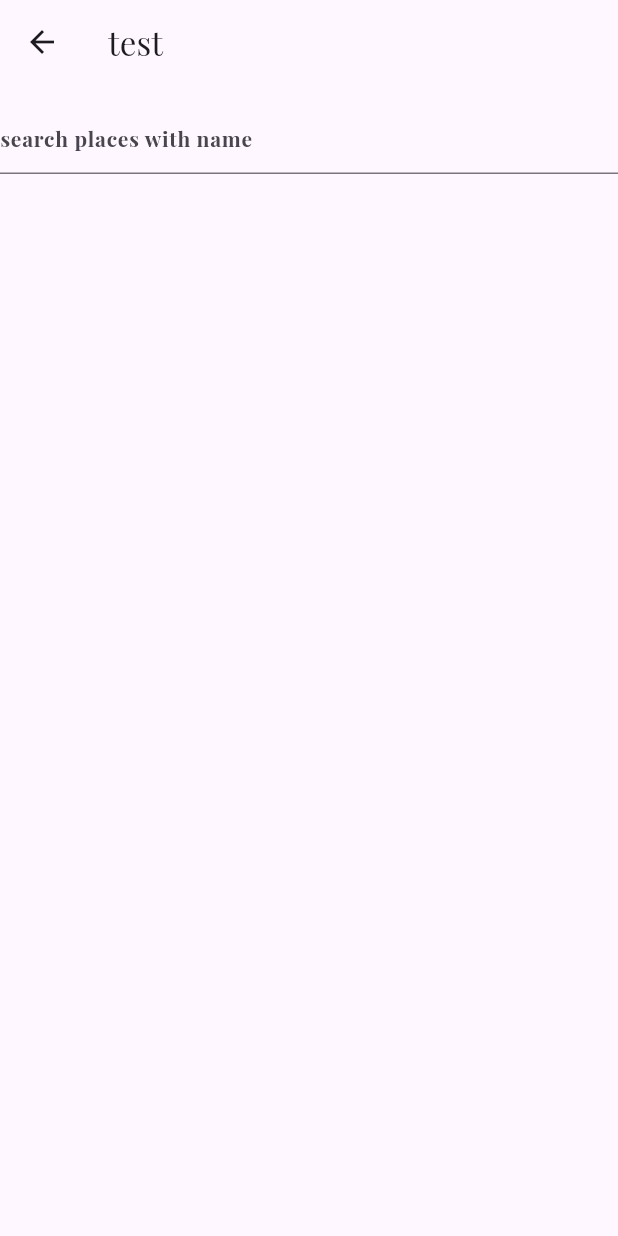
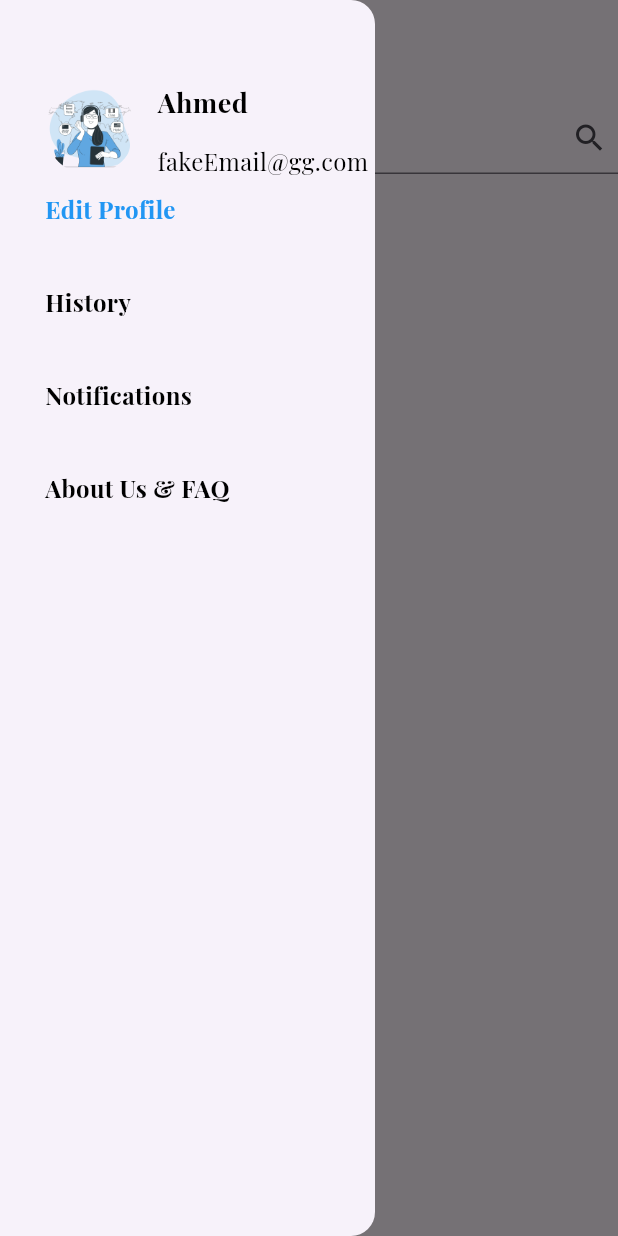
Before and after one commit to BaraaSawafta141/GP1, a Flutter app: the test screen opened directly, with the side drawer open (before the commit the screen has no drawer), on a phone screen of 412 x 824 dp. Run offline on Flutter 3.47's test engine with Material 3 defaults, Android fonts, the light colour scheme and no system bars; our stand-ins replace connectivity_plus, dartz, dropdown_search, flutter_otp_text_field, geocoding, get and 5 more; accounts and stored records are empty; project files that could hold a hidden picture were left out.

Commit message:
Adding the drawer to the map (initial)

```diff
--- a/lib/test.dart
+++ b/lib/test.dart
@@ -3,6 +3,7 @@ import 'dart:convert';
 
 import 'package:ecommercebig/core/constant/imageasset.dart';
 import 'package:ecommercebig/core/functions/checkinternet.dart';
+import 'package:ecommercebig/view/screen/drawer.dart';
 import 'package:flutter/material.dart';
 import 'package:flutter_otp_text_field/flutter_otp_text_field.dart';
 import 'package:geocoding/geocoding.dart';
@@ -35,7 +36,7 @@ class _nameState extends State<test> {
 //till here to check internet and there is nother page called checkinternet.dart
 
   TextEditingController _controller = TextEditingController();
-  var uuid = Uuid();
+  var uuid = const Uuid();
   String _sessionToken = '122344';
   List<dynamic> _placesList = [];
 
@@ -82,16 +83,27 @@ class _nameState extends State<test> {
   @override
   Widget build(BuildContext context) {
     return Scaffold(
+      drawer:  const CustomDrawer(),
       appBar: AppBar(
-        title: Text("test"),
+        title: const Text("test"),
       ),
       body: Padding(
-        padding: EdgeInsets.symmetric(vertical: 12),
+        padding: const EdgeInsets.symmetric(vertical: 12),
         child: Column(
           children: [
             TextFormField(
+
               controller: _controller,
-              decoration: InputDecoration(hintText: 'search places with name'),
+              decoration: const InputDecoration(hintText: 'search places with name',
+                   suffixIcon: Padding(
+                    padding: EdgeInsets.only(left: 10),
+                    child: Icon(
+                      Icons.search,
+                    ),
+
+                  ),
+              ),
+
             ),
             Expanded(
                 child: ListView.builder(
--- /dev/null
+++ b/lib/view/screen/drawer.dart
@@ -0,0 +1,109 @@
+
+  import 'package:flutter/material.dart';
+
+  class CustomDrawer extends StatelessWidget {
+    const CustomDrawer({Key? key});
+
+    @override
+    Widget build(BuildContext context) {
+      return SizedBox(
+        width: 250,
+        child: Drawer(
+          child: Padding(
+            padding: const EdgeInsets.fromLTRB(30, 50, 0, 20),
+            child: Column(
+              crossAxisAlignment: CrossAxisAlignment.start,
+              children: [
+                Row(
+                  children: [
+                    Container(
+                      width: 60,
+                      height: 60,
+                      decoration: const BoxDecoration(
+                        //color: Colors.red,
+                        shape: BoxShape.circle,
+                        image: DecorationImage(
+                          image: AssetImage('assets/images/lang.png'),
+                          fit: BoxFit.fill,
+                        ),
+                      ),
+                    ),
+                    const SizedBox(
+                      width: 15,
+                    ),
+                    const Column(
+                      crossAxisAlignment: CrossAxisAlignment.start,
+                      children: [
+                        Text(
+                          "Ahmed",
+                          style: TextStyle(
+                            fontSize: 18,
+                            fontWeight: FontWeight.bold,
+                            color: Colors.black,
+                          ),
+                        ),
+                        SizedBox(
+                          height: 5,
+                        ),
+                        Text("fakeEmail@gg.com"),
+                      ],
+                    ),
+                  ],
+                ),
+                GestureDetector(
+                  onTap: () {},
+                  child: const Text(
+                    "Edit Profile",
+                    style: TextStyle(
+                      fontSize: 16,
+                      fontWeight: FontWeight.bold,
+                      color: Colors.blue,
+                    ),
+                  ),
+                ),
+
+                const SizedBox(
+                  height: 30,
+                ),
+
+                const Text(
+                  "History",
+                  style: TextStyle(
+                    fontSize: 16,
+                    fontWeight: FontWeight.bold,
+                    color: Colors.black,
+                  ),
+                ),
+
+                const SizedBox(
+                  height: 30,
+                ),
+
+                const Text(
+                  "Notifications",
+                  style: TextStyle(
+                    fontSize: 16,
+                    fontWeight: FontWeight.bold,
+                    color: Colors.black,
+                  ),
+                ),
+
+                const SizedBox(
+                  height: 30,
+                ),
+
+                const Text(
+                  "About Us & FAQ",
+                  style: TextStyle(
+                    fontSize: 16,
+                    fontWeight: FontWeight.bold,
+                    color: Colors.black,
+                  ),
+                ),
+              ],
+            ),
+          ),
+        ),
+      );
+    }
+  }
--- a/lib/view/screen/home.dart
+++ b/lib/view/screen/home.dart
@@ -2,6 +2,7 @@ import 'dart:async';
 import 'dart:convert';
 //import 'dart:html';
 import 'package:dropdown_search/dropdown_search.dart';
+import 'package:ecommercebig/view/screen/drawer.dart';
 import 'package:flutter/services.dart' show rootBundle;
 import 'package:flutter/material.dart';
 import 'package:geocoding/geocoding.dart';
@@ -18,6 +19,7 @@ class home extends StatefulWidget {
 
   @override
   State<home> createState() => MapSampleState();
+
 }
 
 class MapSampleState extends State<home> {
@@ -86,12 +88,16 @@ class MapSampleState extends State<home> {
     }
   }
 
+  GlobalKey<ScaffoldState> scaffoldkey = GlobalKey<ScaffoldState>();
+
   @override
   Widget build(BuildContext context) {
     return Scaffold(
       /*appBar: AppBar(
         title: Text("maps"),
       ),*/
+      key: scaffoldkey,
+      drawer: const CustomDrawer(),
       body: Stack(
         children: [
           Positioned(
@@ -110,10 +116,40 @@ class MapSampleState extends State<home> {
               },
             ),
           ),
+          Positioned(
+            top: 50,
+            left: 20,
+            child: InkWell(
+              onTap: () {
+                scaffoldkey.currentState!.openDrawer();
+              },
+              child: Container(
+                width: 40,
+                height: 40,
+                decoration: BoxDecoration(
+                    color: Colors.white,
+                    borderRadius: BorderRadius.circular(8),
+                    boxShadow: [
+                      BoxShadow(
+                          color: Colors.black.withOpacity(0.05),
+                          spreadRadius: 4,
+                          blurRadius: 10)
+                    ]),
+                child: const Icon(
+                  Icons.menu,
+                  color: Colors.black,
+                ),
+              ),
+            ),
+            )
+
+          ,
           buildProfileTile(),
           buildTextField1(_controller, _placesList),
           buildCurrentLocationIcon(),
           buildNotificationIcon(),
+
+
         ],
       ),
     );
@@ -123,7 +159,7 @@ class MapSampleState extends State<home> {
 Widget buildProfileTile() {
   return Positioned(
       top: 35,
-      left: 50,
+      left: 70,
       right: 20,
       child: Container(
         width: Get.width,
```
Also changed, not shown: pubspec.lock.
